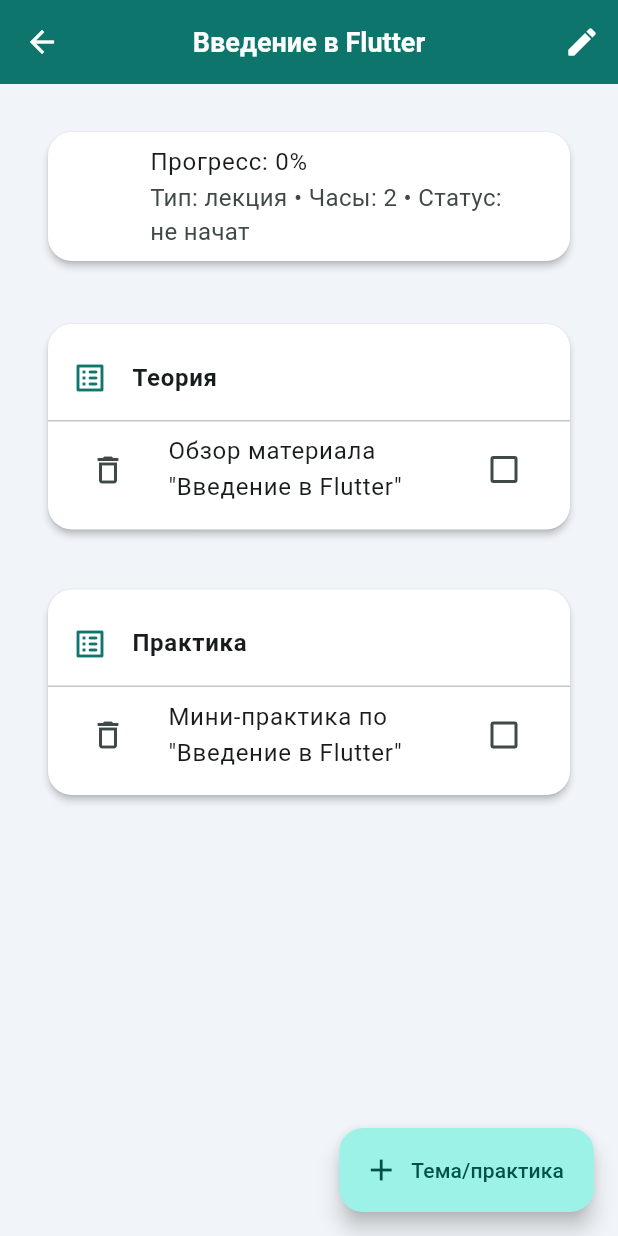
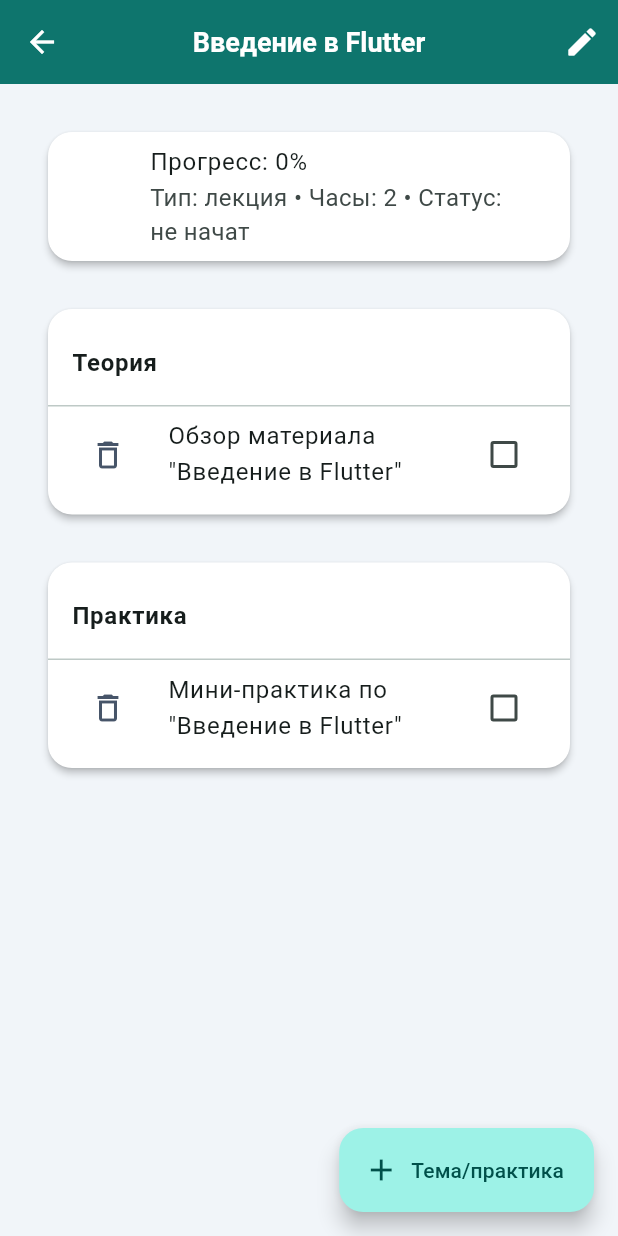
Before and after one commit to Qzmpnqt1/FirstProject, a Flutter app: the ModulesScreen screen opened directly with empty values, after a tap on "Введение в Flutter", on a phone screen of 412 x 824 dp. Run offline on Flutter 3.47's test engine with Material 3 defaults, Android fonts, the phone set to English and light mode, and no system bars; our stand-ins replace shared_preferences; accounts and stored records are empty.

Commit message:
update files and create new widget

```diff
--- a/lib/screens/modules/module_details_screen.dart
+++ b/lib/screens/modules/module_details_screen.dart
@@ -1,7 +1,7 @@
 import 'package:flutter/material.dart';
 import '../../app/app_state.dart';
-import '../../app/app_colors.dart';
 import '../../data/module.dart';
+import '../../widgets/topic_row.dart'; // ← добавили
 
 class ModuleDetailsScreen extends StatelessWidget {
   final AppState state;
@@ -14,6 +14,8 @@ class ModuleDetailsScreen extends StatelessWidget {
       valueListenable: state.modulesEx,
       builder: (_, list, __) {
         final m = list.firstWhere((e) => e.id == moduleId);
+        final progressPercent = (m.progress * 100).toStringAsFixed(0);
+
         return Scaffold(
           appBar: AppBar(
             title: Text(m.title),
@@ -26,18 +28,34 @@ class ModuleDetailsScreen extends StatelessWidget {
             ],
           ),
           floatingActionButton: FloatingActionButton.extended(
-            onPressed: () => _addItem(context, m),
+            onPressed: () => _addItem(context),
             icon: const Icon(Icons.add),
             label: const Text('Тема/практика'),
           ),
           body: ListView(
             padding: const EdgeInsets.fromLTRB(16, 16, 16, 100),
             children: [
-              _header(m),
-              const SizedBox(height: 10),
-              _section('Теория', m.topics, (i, v) => state.toggleTopic(moduleId, true, i, v), (i) => state.deleteTopic(moduleId, true, i)),
-              const SizedBox(height: 8),
-              _section('Практика', m.practices, (i, v) => state.toggleTopic(moduleId, false, i, v), (i) => state.deleteTopic(moduleId, false, i)),
+              Card(
+                child: ListTile(
+                  leading: CircularProgressIndicator(value: m.progress),
+                  title: Text('Прогресс: $progressPercent%'),
+                  subtitle: Text('Тип: ${_type(m.type)} • Часы: ${m.hours} • Статус: ${_status(m.status)}'),
+                ),
+              ),
+              _section(
+                context: context,
+                title: 'Теория',
+                items: m.topics,
+                onToggle: (i, v) => state.toggleTopic(moduleId, true, i, v),
+                onDelete: (i) => state.deleteTopic(moduleId, true, i),
+              ),
+              _section(
+                context: context,
+                title: 'Практика',
+                items: m.practices,
+                onToggle: (i, v) => state.toggleTopic(moduleId, false, i, v),
+                onDelete: (i) => state.deleteTopic(moduleId, false, i),
+              ),
             ],
           ),
         );
@@ -45,32 +63,19 @@ class ModuleDetailsScreen extends StatelessWidget {
     );
   }
 
-  Widget _header(Module m) {
-    final p = (m.progress * 100).toStringAsFixed(0);
-    return Card(
-      child: ListTile(
-        leading: CircularProgressIndicator(value: m.progress),
-        title: Text('Прогресс: $p%'),
-        subtitle: Text('Тип: ${_type(m.type)} • Часы: ${m.hours} • Статус: ${_status(m.status)}'),
-      ),
-    );
-  }
-
-  Widget _section(
-      String title,
-      List<TopicItem> items,
-      void Function(int index, bool value) onToggle,
-      void Function(int index) onDelete,
-      ) {
+  Widget _section({
+    required BuildContext context,
+    required String title,
+    required List<TopicItem> items,
+    required void Function(int index, bool value) onToggle,
+    required void Function(int index) onDelete,
+  }) {
     return Card(
       child: Padding(
         padding: const EdgeInsets.symmetric(vertical: 8),
         child: Column(
           children: [
-            ListTile(
-              leading: const Icon(Icons.list_alt_rounded, color: AppColors.primary),
-              title: Text(title, style: const TextStyle(fontWeight: FontWeight.w700)),
-            ),
+            ListTile(title: Text(title, style: const TextStyle(fontWeight: FontWeight.w700))),
             const Divider(height: 1),
             if (items.isEmpty)
               const Padding(
@@ -78,15 +83,11 @@ class ModuleDetailsScreen extends StatelessWidget {
                 child: Text('Пока пусто'),
               ),
             for (int i = 0; i < items.length; i++)
-              CheckboxListTile(
-                value: items[i].done,
-                onChanged: (v) => onToggle(i, v ?? false),
-                title: Text(items[i].title),
-                secondary: IconButton(
-                  tooltip: 'Удалить',
-                  icon: const Icon(Icons.delete_outline),
-                  onPressed: () => onDelete(i),
-                ),
+              TopicRow(
+                key: ValueKey('${title}_$i'),
+                item: items[i],
+                onToggle: (v) => onToggle(i, v),
+                onDelete: () => onDelete(i),
               ),
           ],
         ),
@@ -104,7 +105,10 @@ class ModuleDetailsScreen extends StatelessWidget {
         actions: [
           TextButton(onPressed: () => Navigator.pop(context), child: const Text('Отмена')),
           ElevatedButton(
-            onPressed: () { if (c.text.trim().isNotEmpty) state.renameModule(m.id, c.text.trim()); Navigator.pop(context); },
+            onPressed: () {
+              if (c.text.trim().isNotEmpty) state.renameModule(m.id, c.text.trim());
+              Navigator.pop(context);
+            },
             child: const Text('Сохранить'),
           ),
         ],
@@ -112,7 +116,7 @@ class ModuleDetailsScreen extends StatelessWidget {
     );
   }
 
-  void _addItem(BuildContext context, Module m) {
+  void _addItem(BuildContext context) {
     final c = TextEditingController();
     bool isTopic = true;
     showDialog(
@@ -140,6 +144,7 @@ class ModuleDetailsScreen extends StatelessWidget {
           ElevatedButton(
             onPressed: () {
               if (c.text.trim().isEmpty) return;
+              // Делегируем контейнеру состояния
               state.addTopic(moduleId, isTopic, c.text.trim());
               Navigator.pop(context);
             },
--- a/lib/screens/modules/modules_screen.dart
+++ b/lib/screens/modules/modules_screen.dart
@@ -1,7 +1,8 @@
 import 'package:flutter/material.dart';
 import '../../app/app_state.dart';
+import '../../data/module.dart';
 import '../../app/app_colors.dart';
-import '../../data/module.dart';
+import '../../widgets/modules_list_view.dart'; // ← добавили
 import 'module_details_screen.dart';
 
 class ModulesScreen extends StatelessWidget {
@@ -19,55 +20,25 @@ class ModulesScreen extends StatelessWidget {
       body: ValueListenableBuilder<List<Module>>(
         valueListenable: state.modulesEx,
         builder: (_, list, __) {
-          if (list.isEmpty) {
-            return const Center(child: Text('Пока нет модулей — добавьте первый с помощью кнопки +'));
-          }
-          return ListView.builder(
-            itemCount: list.length,
-            itemBuilder: (_, i) {
-              final m = list[i];
-              return Dismissible(
-                key: ValueKey(m.id),
-                background: _bg(Alignment.centerLeft),
-                secondaryBackground: _bg(Alignment.centerRight),
-                onDismissed: (_) => state.deleteModuleEx(m.id),
-                child: Card(
-                  child: ListTile(
-                    leading: Icon(
-                      m.type == ModuleType.lecture
-                          ? Icons.menu_book_rounded
-                          : (m.type == ModuleType.practice ? Icons.task_alt_rounded : Icons.science_rounded),
-                      color: AppColors.primary,
-                    ),
-                    title: Text(m.title),
-                    subtitle: Text(
-                      'Часы: ${m.hours} • Прогресс: ${(m.progress * 100).toStringAsFixed(0)}% • Статус: ${_status(m.status)}',
-                    ),
-                    trailing: const Icon(Icons.chevron_right_rounded),
-                    onTap: () => Navigator.of(context).push(
-                      MaterialPageRoute(builder: (_) => ModuleDetailsScreen(state: state, moduleId: m.id)),
-                    ),
-                  ),
-                ),
-              );
-            },
+          return ModulesListView(
+            modules: list,
+            onOpen: (m) => Navigator.of(context).push(
+              MaterialPageRoute(
+                builder: (_) => ModuleDetailsScreen(state: state, moduleId: m.id),
+              ),
+            ),
+            onDelete: (m) => state.deleteModuleEx(m.id),
           );
         },
       ),
     );
   }
 
-  Widget _bg(Alignment a) => Container(
-    decoration: BoxDecoration(color: Colors.redAccent, borderRadius: BorderRadius.circular(16)),
-    alignment: a,
-    padding: const EdgeInsets.symmetric(horizontal: 20),
-    child: const Icon(Icons.delete, color: Colors.white),
-  );
-
   void _createModuleDialog(BuildContext context) {
     final title = TextEditingController();
     final hours = TextEditingController(text: '4');
     ModuleType type = ModuleType.lecture;
+
     showDialog(
       context: context,
       builder: (_) => AlertDialog(
@@ -110,10 +81,4 @@ class ModulesScreen extends StatelessWidget {
       ),
     );
   }
-
-  String _status(ModuleStatus s) => switch (s) {
-    ModuleStatus.notStarted => 'не начат',
-    ModuleStatus.inProgress => 'в процессе',
-    ModuleStatus.completed => 'завершён',
-  };
 }
--- /dev/null
+++ b/lib/widgets/module_tile.dart
@@ -0,0 +1,71 @@
+import 'package:flutter/material.dart';
+import '../app/app_colors.dart';
+import '../data/module.dart';
+
+class ModuleTile extends StatelessWidget {
+  final Module module;
+  final VoidCallback onOpen;
+  final VoidCallback onDelete;
+  final Key? tileKey;
+
+  const ModuleTile({
+    super.key,
+    required this.module,
+    required this.onOpen,
+    required this.onDelete,
+    this.tileKey,
+  });
+
+  @override
+  Widget build(BuildContext context) {
+    return Dismissible(
+      key: tileKey ?? ValueKey(module.id),
+      background: const _SwipeBg(left: true),
+      secondaryBackground: const _SwipeBg(left: false),
+      onDismissed: (_) => onDelete(),
+      child: Card(
+        child: ListTile(
+          leading: Icon(_iconByType(module.type), color: AppColors.primary),
+          title: Text(module.title),
+          subtitle: Column(
+            crossAxisAlignment: CrossAxisAlignment.start,
+            children: [
+              Text('Часы: ${module.hours} • Статус: ${_statusName(module.status)}'),
+              const SizedBox(height: 6),
+              LinearProgressIndicator(value: module.progress),
+            ],
+          ),
+          trailing: const Icon(Icons.chevron_right_rounded),
+          onTap: onOpen,
+        ),
+      ),
+    );
+  }
+
+  IconData _iconByType(ModuleType t) => switch (t) {
+    ModuleType.lecture => Icons.menu_book_rounded,
+    ModuleType.practice => Icons.task_alt_rounded,
+    ModuleType.lab => Icons.science_rounded,
+  };
+
+  String _statusName(ModuleStatus s) => switch (s) {
+    ModuleStatus.notStarted => 'не начат',
+    ModuleStatus.inProgress => 'в процессе',
+    ModuleStatus.completed => 'завершён',
+  };
+}
+
+class _SwipeBg extends StatelessWidget {
+  final bool left;
+  const _SwipeBg({required this.left});
+  @override
+  Widget build(BuildContext context) => Container(
+    alignment: left ? Alignment.centerLeft : Alignment.centerRight,
+    padding: const EdgeInsets.symmetric(horizontal: 20),
+    decoration: BoxDecoration(
+      color: Colors.redAccent,
+      borderRadius: BorderRadius.circular(16),
+    ),
+    child: const Icon(Icons.delete, color: Colors.white),
+  );
+}
--- /dev/null
+++ b/lib/widgets/modules_list_view.dart
@@ -0,0 +1,38 @@
+import 'package:flutter/material.dart';
+import '../data/module.dart';
+import 'module_tile.dart';
+
+class ModulesListView extends StatelessWidget {
+  final List<Module> modules;
+  final ValueChanged<Module> onOpen;
+  final ValueChanged<Module> onDelete;
+  final EdgeInsetsGeometry padding;
+
+  const ModulesListView({
+    super.key,
+    required this.modules,
+    required this.onOpen,
+    required this.onDelete,
+    this.padding = const EdgeInsets.fromLTRB(12, 0, 12, 24),
+  });
+
+  @override
+  Widget build(BuildContext context) {
+    if (modules.isEmpty) {
+      return const Center(child: Text('Пока нет модулей — добавьте первый'));
+    }
+    return ListView.builder(
+      padding: padding,
+      itemCount: modules.length,
+      itemBuilder: (_, i) {
+        final m = modules[i];
+        return ModuleTile(
+          tileKey: ValueKey(m.id),
+          module: m,
+          onOpen: () => onOpen(m),
+          onDelete: () => onDelete(m),
+        );
+      },
+    );
+  }
+}
--- /dev/null
+++ b/lib/widgets/topic_row.dart
@@ -0,0 +1,30 @@
+import 'package:flutter/material.dart';
+import '../data/module.dart';
+import '../app/app_colors.dart';
+
+class TopicRow extends StatelessWidget {
+  final TopicItem item;
+  final ValueChanged<bool> onToggle;
+  final VoidCallback onDelete;
+
+  const TopicRow({
+    super.key,
+    required this.item,
+    required this.onToggle,
+    required this.onDelete,
+  });
+
+  @override
+  Widget build(BuildContext context) {
+    return CheckboxListTile(
+      value: item.done,
+      onChanged: (v) => onToggle(v ?? false),
+      title: Text(item.title),
+      secondary: IconButton(
+        tooltip: 'Удалить',
+        icon: const Icon(Icons.delete_outline, color: AppColors.textSecondary),
+        onPressed: onDelete,
+      ),
+    );
+  }
+}
```
